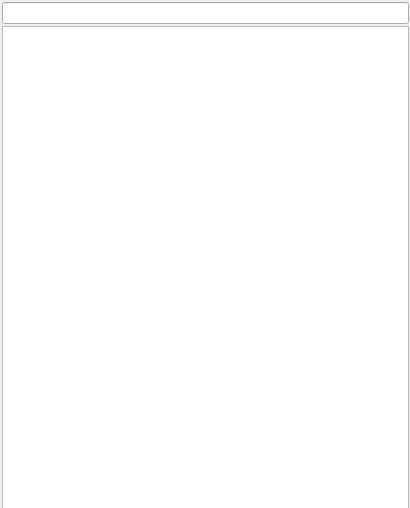
CFXS/CFXS-L0-ARM-Debugger, file CFXS_L0_Debugger/src/UI/Panels/Debugger/TargetBinaryPanel/TargetBinaryPanel.ui: the form before one commit.
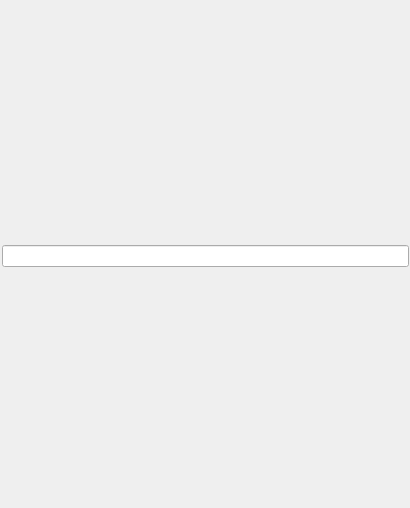
The form after the commit. Custom widgets are drawn as their Qt base class.

Commit message: bin view + style

```diff
--- a/CFXS_L0_Debugger/src/UI/Panels/Debugger/TargetBinaryPanel/TargetBinaryPanel.ui
+++ b/CFXS_L0_Debugger/src/UI/Panels/Debugger/TargetBinaryPanel/TargetBinaryPanel.ui
@@ -134,9 +134,6 @@
                                     </layout>
                                 </widget>
                             </item>
-                            <item>
-                                <widget class="QTreeView" name="symbolTable" />
-                            </item>
                         </layout>
                     </widget>
                 </item>
```
The commit also changes 35 other files.
